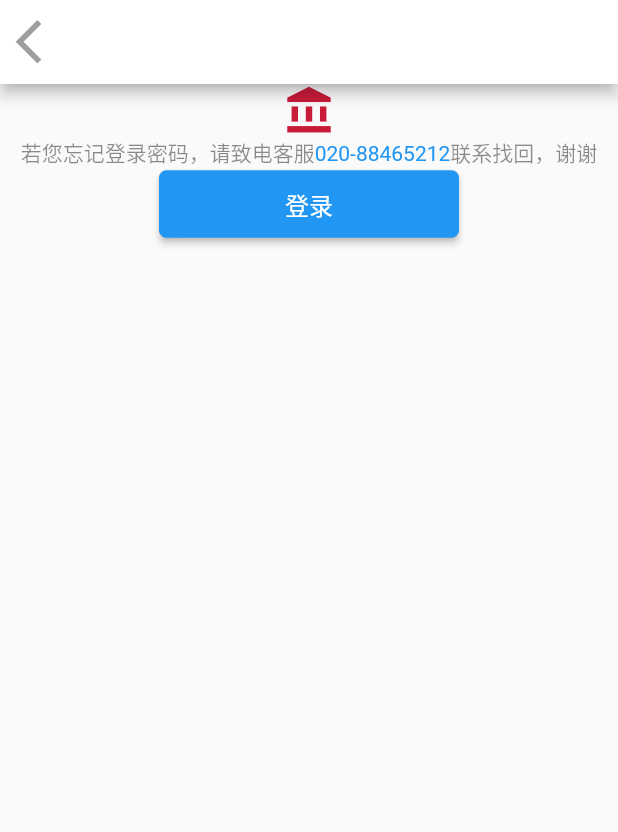
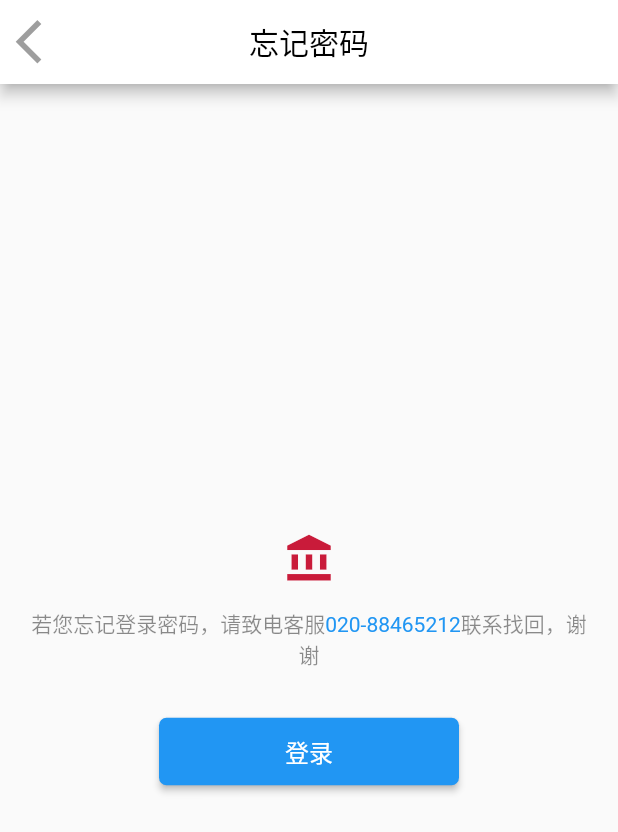
Before and after one commit to ruichaoqun/flutter_module, a Flutter app: the screen it shows after launch, after a tap on "忘记密码", on a phone screen of 412 x 824 dp. Shown: the top 832 px of the screen. Run offline on Flutter 3.47's test engine with Material 2 defaults, Android fonts, the phone set to English and light mode, and no system bars; our stand-ins replace flutter_spinkit, shared_preferences, toast, transparent_image; network calls fail.

Commit message:
提交代码

```diff
--- a/lib/main.dart
+++ b/lib/main.dart
@@ -17,6 +17,12 @@ class MyApp extends StatefulWidget {
 }
 
 class _MyAppState extends State<MyApp> {
+  //是否已登录
+  bool _hasLogin = false;
+
+  //是否正在登陆中
+  bool _isLoading = true;
+
   @override
   Widget build(BuildContext context) {
     return new MaterialApp(
--- a/lib/views/login_page/foget_password.dart
+++ b/lib/views/login_page/foget_password.dart
@@ -11,15 +11,30 @@ class _ForgetPasswordState extends State<ForgetPasswordPage> {
   Widget build(BuildContext context) {
     return Scaffold(
       appBar: AppBar(
-        title: Text('忘记密码'),
-        leading: Icon(Icons.arrow_back_ios, color: Colors.grey),
+        title: Text(
+          '忘记密码',
+          style: TextStyle(color: Colors.black),
+        ),
+        centerTitle: true,
+        leading: IconButton(
+          icon: Icon(Icons.arrow_back_ios),
+          color: Colors.grey,
+          onPressed: () {Navigator.of(context).pop(this);
+          },
+        ),
         backgroundColor: Colors.white,
       ),
-      body:Center(
+      body: Center(
         child: Column(
+          mainAxisSize: MainAxisSize.min,
+          crossAxisAlignment: CrossAxisAlignment.center,
           children: <Widget>[
             Icon(Icons.account_balance),
-            RichText(
+            SizedBox(height: 15.0,),
+            Padding(
+              padding: EdgeInsets.only(left: 15.0,right: 15.0),
+              child: RichText(
+                textAlign: TextAlign.center,
                   text: TextSpan(children: <TextSpan>[
                     TextSpan(
                         text: '若您忘记登录密码，请致电客服',
@@ -29,6 +44,8 @@ class _ForgetPasswordState extends State<ForgetPasswordPage> {
                     TextSpan(
                         text: '联系找回，谢谢', style: TextStyle(color: Colors.black45)),
                   ])),
+            ),
+            SizedBox(height: 30.0,),
             MaterialButton(
               minWidth: 200.0,
               height: 45.0,
@@ -50,7 +67,10 @@ class _ForgetPasswordState extends State<ForgetPasswordPage> {
                               },
                             ),
                             new FlatButton(
-                          child: new Text("呼叫",style: TextStyle(color: Colors.blue),),
+                              child: new Text(
+                                "呼叫",
+                                style: TextStyle(color: Colors.blue),
+                              ),
                               onPressed: () {
                                 Navigator.of(context).pop();
                                 _launchURL();
--- a/lib/views/login_page/login_page.dart
+++ b/lib/views/login_page/login_page.dart
@@ -86,9 +86,8 @@ class _LoginPageState extends State<LoginPage> {
                       child: Text('忘记密码',
                           style: TextStyle(color: Colors.blue, fontSize: 14.0)),
                       onPressed: () {
-                        Navigator.of(context).pushAndRemoveUntil(
-                            new MaterialPageRoute(builder: (context) => ForgetPasswordPage()),
-                                (route) => route == null);
+                        Navigator.of(context).push(
+                            new MaterialPageRoute(builder: (context) => ForgetPasswordPage()));
                       },
                     ),
                   ],
```
Also changed, not shown: lib/views/main_page/main_page.dart (+39 -9 lines), pubspec.lock. Lines whose indentation alone changed are shown as unchanged.
